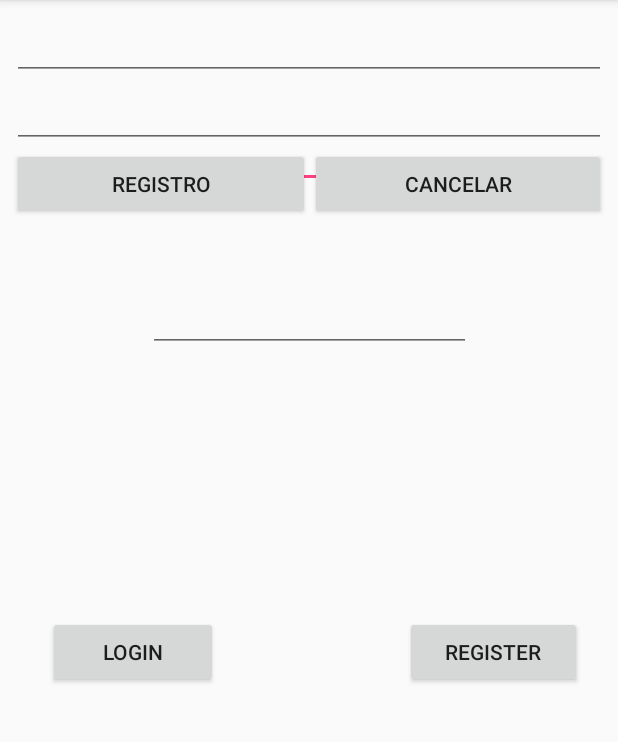
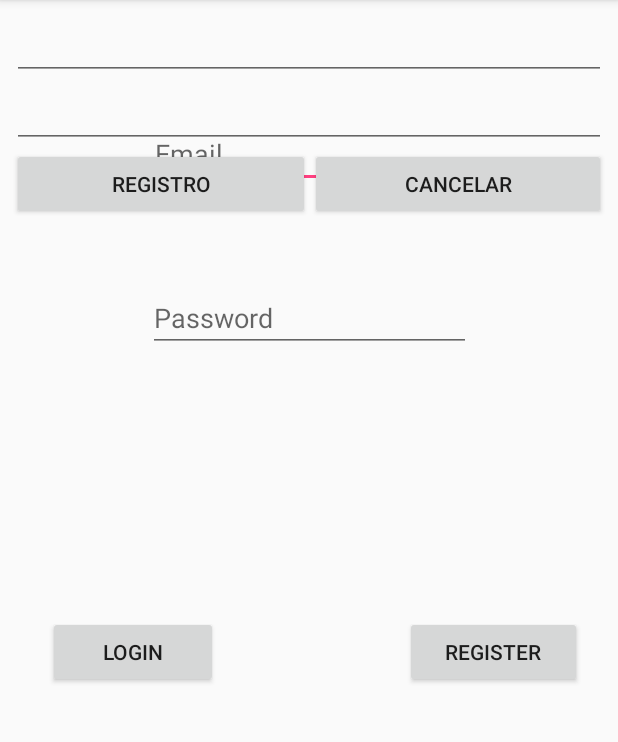
Before and after one commit to nacholagorta/AndroidAppBuceoPedrena, an Android app: the fragment RegisterFragment placed in its activity, after a tap on "LOGIN", on a phone screen of 412 x 824 dp, the part 84-826 px from its top. Run offline under Robolectric (Android 15) with nearby library versions, the phone set to English and light mode, and no system bars; our stand-ins replace Firebase (no records; nobody signed in at launch, a user with empty details on screens opened directly).

Commit message:
Toast para cuando los campos en login/register estan vacios

```diff
--- a/app/src/main/java/com/example/pccom/androidappbuceopedrena/LoginFragment.java
+++ b/app/src/main/java/com/example/pccom/androidappbuceopedrena/LoginFragment.java
@@ -9,6 +9,7 @@ import android.view.View;
 import android.view.ViewGroup;
 import android.widget.Button;
 import android.widget.EditText;
+import android.widget.Toast;
 
 
 public class LoginFragment extends Fragment {
@@ -60,11 +61,16 @@ class LoginFragmentEvents implements View.OnClickListener {
 
     @Override
     public void onClick(View v) {
+
         if (v.getId() == this.loginFragment.btnLogin.getId()) {
+            if (this.loginFragment.etEmail.getText().toString().equals("") || this.loginFragment.etPass.getText().toString().equals("")) {
+                Toast.makeText(this.loginFragment.getContext(), "Introduzca ambos campos por favor", Toast.LENGTH_LONG).show();
+            } else {
+                this.loginFragment.listener.loginButtonClicked(this.loginFragment.etEmail.getText().toString(),
+                        this.loginFragment.etPass.getText().toString());
+            }
 
 
-            this.loginFragment.listener.loginButtonClicked(this.loginFragment.etEmail.getText().toString(),
-            this.loginFragment.etPass.getText().toString());
         } else if (v.getId() == this.loginFragment.btnRegister.getId()) {
             this.loginFragment.listener.registerButtonClicked();
         }
--- a/app/src/main/res/layout/fragment_login.xml
+++ b/app/src/main/res/layout/fragment_login.xml
@@ -14,7 +14,7 @@
 
         <EditText
             android:id="@+id/etEmail"
-
+            android:hint="@string/strEmail"
             android:layout_width="wrap_content"
             android:layout_height="wrap_content"
             android:layout_marginEnd="8dp"
@@ -31,7 +31,7 @@
 
         <EditText
             android:id="@+id/etPassword"
-
+            android:hint="@string/strPassword"
             android:layout_width="215dp"
             android:layout_height="wrap_content"
             android:layout_marginEnd="8dp"
--- a/app/src/main/res/values/strings.xml
+++ b/app/src/main/res/values/strings.xml
@@ -7,4 +7,6 @@
     <string name="registro">Registro</string>
     <string name="register">REGISTER</string>
     <string name="login">LOGIN</string>
+    <string name="strPassword">Password</string>
+    <string name="strEmail">Email</string>
 </resources>
```
Also changed, not shown: app/src/main/java/com/example/pccom/androidappbuceopedrena/RegisterFragment.java (+10 -3 lines).
